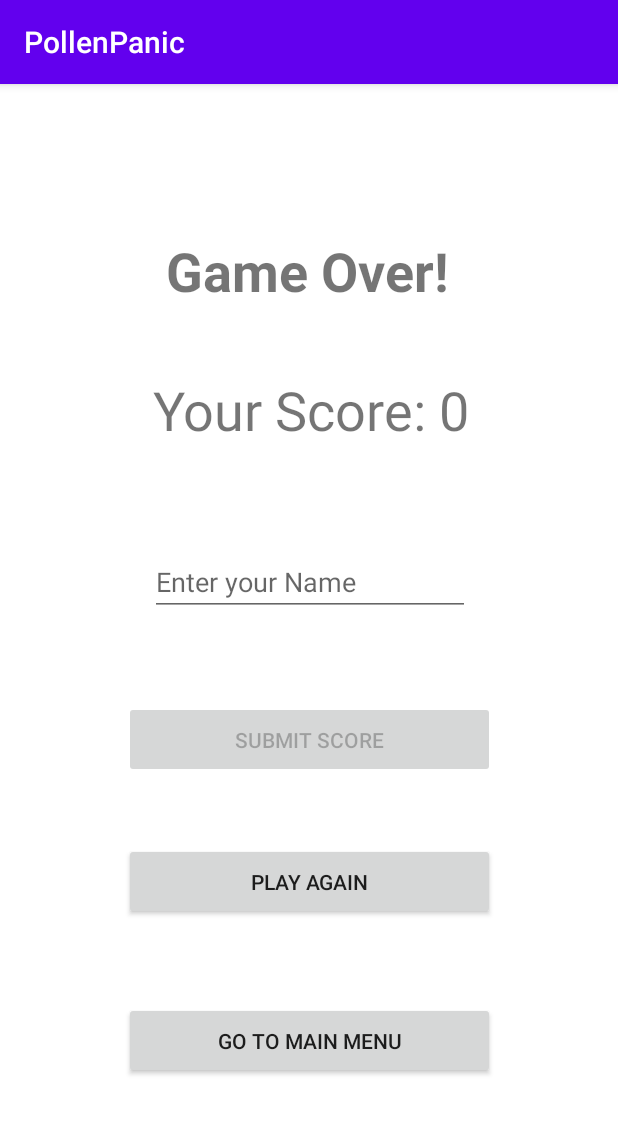
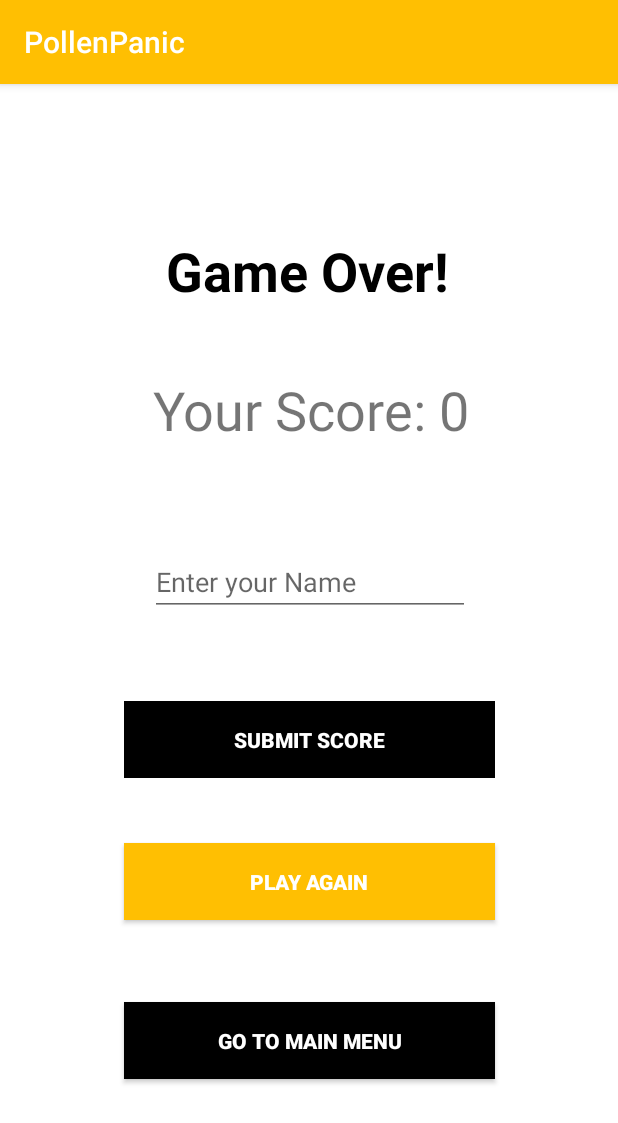
Before and after one commit to LiamSutton/pollen-panic-android, an Android app: the GameOverFragment screen opened through its navigation route, on a phone screen of 412 x 824 dp. Shown: the top 1123 px of the screen. Run offline under Robolectric (Android 15) with nearby library versions, the phone set to English and light mode, and no system bars.

Commit message:
Completed redesign

```diff
--- a/app/src/main/res/layout/fragment_game_over.xml
+++ b/app/src/main/res/layout/fragment_game_over.xml
@@ -12,6 +12,7 @@
         android:layout_width="wrap_content"
         android:layout_height="wrap_content"
         android:text="Game Over!"
+        android:textColor="@android:color/black"
         android:textSize="36sp"
         android:textStyle="bold"
         app:layout_constraintBottom_toBottomOf="parent"
@@ -38,8 +39,11 @@
         android:id="@+id/submit_score_button"
         android:layout_width="247dp"
         android:layout_height="51dp"
+        android:background="@android:color/black"
         android:enabled="false"
         android:text="Submit score"
+        android:textColor="@android:color/white"
+        android:textStyle="bold"
         app:layout_constraintBottom_toBottomOf="parent"
         app:layout_constraintEnd_toEndOf="parent"
         app:layout_constraintStart_toStartOf="parent"
@@ -50,7 +54,10 @@
         android:id="@+id/main_menu_btn"
         android:layout_width="247dp"
         android:layout_height="51dp"
+        android:background="@android:color/black"
         android:text="Go to main menu"
+        android:textColor="@android:color/white"
+        android:textStyle="bold"
         app:layout_constraintBottom_toBottomOf="parent"
         app:layout_constraintEnd_toEndOf="parent"
         app:layout_constraintStart_toStartOf="parent"
@@ -61,7 +68,10 @@
         android:id="@+id/play_again_btn"
         android:layout_width="247dp"
         android:layout_height="51dp"
+        android:background="#FFBF02"
         android:text="Play Again"
+        android:textColor="@android:color/white"
+        android:textStyle="bold"
         app:layout_constraintBottom_toBottomOf="parent"
         app:layout_constraintEnd_toEndOf="parent"
         app:layout_constraintStart_toStartOf="parent"
--- a/app/src/main/res/layout/fragment_leaderboard.xml
+++ b/app/src/main/res/layout/fragment_leaderboard.xml
@@ -69,7 +69,10 @@
         android:layout_width="226dp"
         android:layout_height="71dp"
         android:layout_marginBottom="16dp"
+        android:background="@android:color/black"
         android:text="Go Back"
+        android:textColor="@android:color/white"
+        android:textStyle="bold"
         app:layout_constraintBottom_toBottomOf="parent"
         app:layout_constraintEnd_toEndOf="parent"
         app:layout_constraintHorizontal_bias="0.5"
--- a/app/src/main/res/layout/my_row.xml
+++ b/app/src/main/res/layout/my_row.xml
@@ -9,7 +9,7 @@
         android:layout_width="match_parent"
         android:layout_height="wrap_content"
         android:layout_margin="10dp"
-        app:cardBackgroundColor="@color/colorPrimary"
+        app:cardBackgroundColor="@color/yellow"
         app:contentPadding="1dp">
 
         <androidx.constraintlayout.widget.ConstraintLayout
--- a/app/src/main/res/values/colors.xml
+++ b/app/src/main/res/values/colors.xml
@@ -3,4 +3,5 @@
     <color name="colorPrimary">#6200EE</color>
     <color name="colorPrimaryDark">#3700B3</color>
     <color name="colorAccent">#03DAC5</color>
+    <color name="yellow">#FFBF02</color>
 </resources>
--- a/app/src/main/res/values/styles.xml
+++ b/app/src/main/res/values/styles.xml
@@ -2,7 +2,7 @@
     <!-- Base application theme. -->
     <style name="AppTheme" parent="Theme.AppCompat.Light.DarkActionBar">
         <!-- Customize your theme here. -->
-        <item name="colorPrimary">@color/colorPrimary</item>
+        <item name="colorPrimary">#FFBF02</item>
         <item name="colorPrimaryDark">@color/colorPrimaryDark</item>
         <item name="colorAccent">@color/colorAccent</item>
     </style>
```
